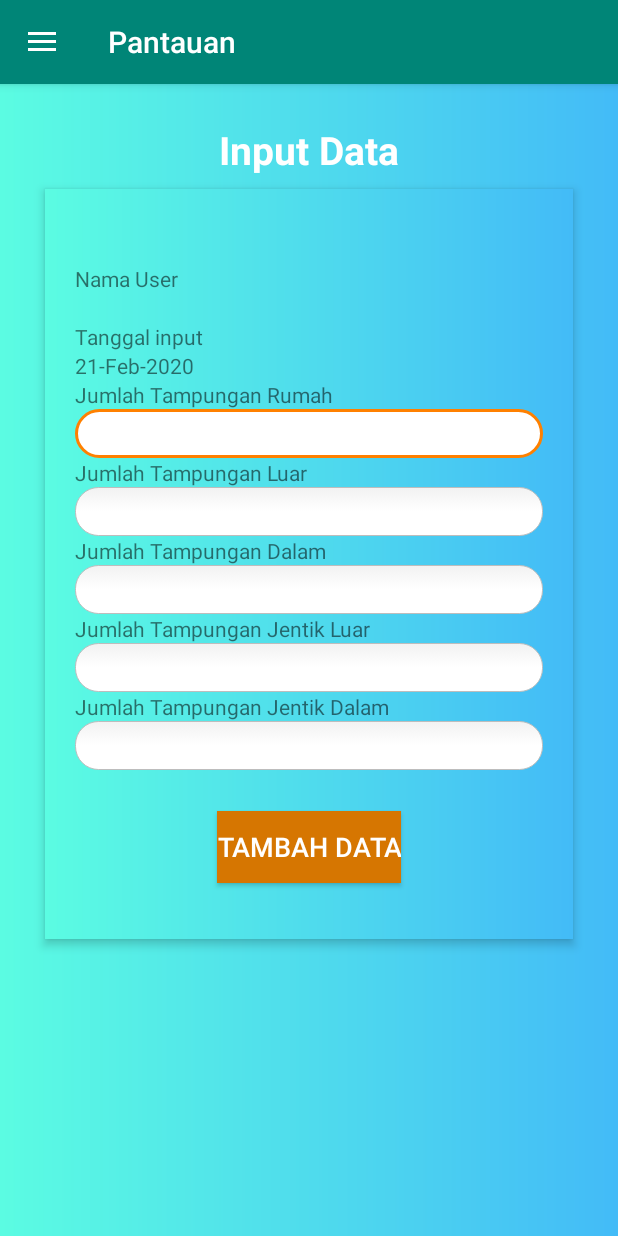
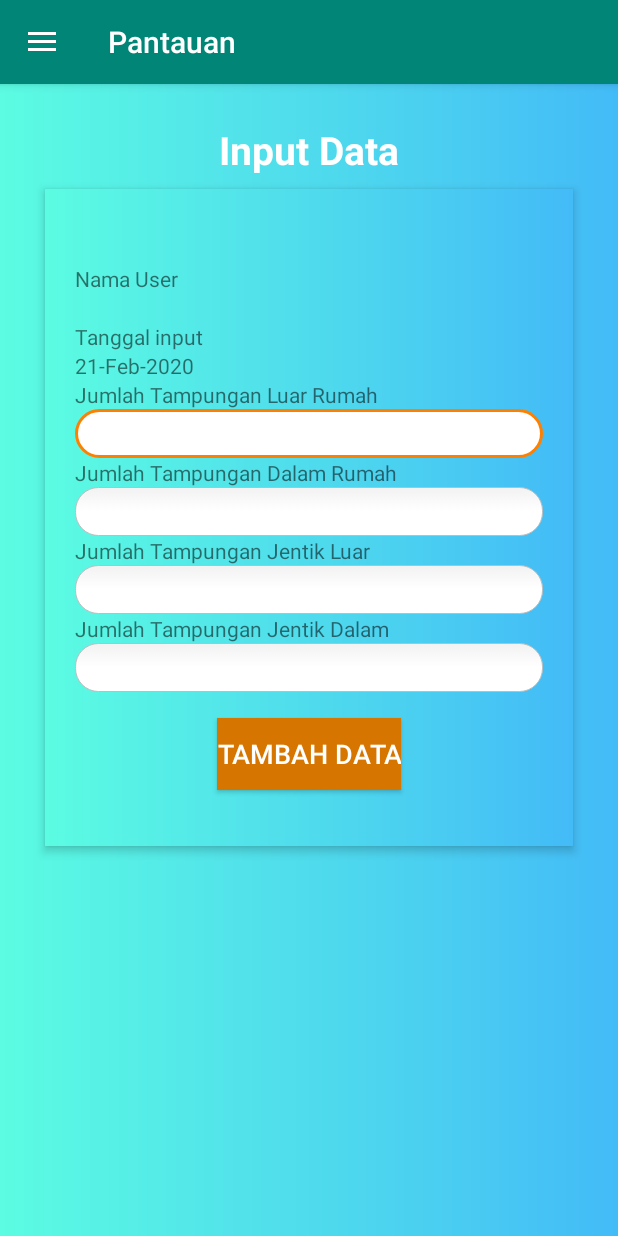
Before and after one commit to joshuaconstantinek/JentikRumah, an Android app: the screen it shows after launch once a user with an empty profile is signed in (MainActivity), in the side drawer, after a tap on "Pantauan", on a phone screen of 412 x 824 dp. Run offline under Robolectric (Android 15) with nearby library versions, the light colour scheme and no system bars; our stand-ins replace Firebase (no records; nobody signed in at launch, a user with empty details on screens opened directly), navigation-ui.

Commit message:
Update Revision
- Tampungan Rumah removed
- Add total Jentik
-  will add restriction per total jentik
- Expand the 1st item in home fragment
- try to add onbackpressed on fragment(1)

```diff
--- a/app/src/main/java/com/joshua/r0th/jentikrumah/LoginActivity.java
+++ b/app/src/main/java/com/joshua/r0th/jentikrumah/LoginActivity.java
@@ -122,5 +122,8 @@ public class LoginActivity extends AppCompatActivity {
         Intent intent = new Intent(getApplicationContext(), forgot_password.class);
         startActivity(intent);
     }
-
+    @Override
+    public void onBackPressed() {
+        moveTaskToBack(true);
+    }
 }
--- /dev/null
+++ b/app/src/main/java/com/joshua/r0th/jentikrumah/OnBackPressed.java
@@ -0,0 +1,5 @@
+package com.joshua.r0th.jentikrumah;
+
+public interface OnBackPressed {
+    public void doBack();
+}
--- a/app/src/main/java/com/joshua/r0th/jentikrumah/ui/home/HomeFragment.java
+++ b/app/src/main/java/com/joshua/r0th/jentikrumah/ui/home/HomeFragment.java
@@ -1,6 +1,7 @@
 package com.joshua.r0th.jentikrumah.ui.home;
 
 import android.os.Bundle;
+import android.view.KeyEvent;
 import android.view.LayoutInflater;
 import android.view.View;
 import android.view.ViewGroup;
@@ -14,6 +15,9 @@ import androidx.fragment.app.Fragment;
 import androidx.lifecycle.Observer;
 import androidx.lifecycle.ViewModelProviders;
 
+import com.joshua.r0th.jentikrumah.BaseBackPressedListener;
+import com.joshua.r0th.jentikrumah.MainActivity;
+import com.joshua.r0th.jentikrumah.OnBackPressed;
 import com.joshua.r0th.jentikrumah.R;
 
 import java.util.ArrayList;
@@ -35,6 +39,11 @@ public class HomeFragment extends Fragment {
         expandableListTitle = new ArrayList<String>(expandableListDetail.keySet());
         expandableListAdapter = new CustomExpandableListAdapter(getContext(), expandableListTitle, expandableListDetail);
         expandableListView.setAdapter(expandableListAdapter);
+        expandableListView.expandGroup(0);
+
         return root;
     }
+    public void onBackPressed() {}
+
+
 }
--- a/app/src/main/java/com/joshua/r0th/jentikrumah/ui/pantauan/PantauanFragment.java
+++ b/app/src/main/java/com/joshua/r0th/jentikrumah/ui/pantauan/PantauanFragment.java
@@ -30,7 +30,7 @@ import java.util.Calendar;
 import java.util.Date;
 
 public class    PantauanFragment extends Fragment  {
-EditText tmpnganrumah,tmpunganluar,tmpungandalam,jentikluar,jentikdalam;
+EditText tmpnganrumah,tmpunganluar,tmpungandalam,jentikluar,jentikdalam,total_satu_input,total_keseluruhan;
 TextView date,namauser,setnamauser;
 Button addData;
 FirebaseDatabase database;
@@ -42,11 +42,10 @@ String userId;
                              ViewGroup container, Bundle savedInstanceState) {
 
         View root = inflater.inflate(R.layout.fragment_pantauan, container, false);
-        tmpnganrumah = root.findViewById(R.id.Btampunganrumah);
-        tmpunganluar = root.findViewById(R.id.Ctampunaganluar);
-        tmpungandalam = root.findViewById(R.id.Dtampungandalam);
-        jentikluar = root.findViewById(R.id.Ejentikluar);
-        jentikdalam = root.findViewById(R.id.Fjentikdalam);
+        tmpunganluar = root.findViewById(R.id.Btampunaganluar);
+        tmpungandalam = root.findViewById(R.id.Ctampungandalam);
+        jentikluar = root.findViewById(R.id.Djentikluar);
+        jentikdalam = root.findViewById(R.id.Ejentikdalam);
         addData = root.findViewById(R.id.tambahdata);
         date = root.findViewById(R.id.Adate);
         namauser = root.findViewById(R.id.namauser);
@@ -65,10 +64,6 @@ String userId;
                 namauser.setText(documentSnapshot.getString("Username"));
             }
         });
-       //  = FirebaseDatabase.getInstance();
-       //  = database.getReference("message");
-
-       // myRef.setValue("Hello, World!");
         insertData();
         return root;
     }
@@ -82,25 +77,22 @@ String userId;
             public void onClick(View v) {
                  String nama = namauser.getText().toString();
                  String Date = date.getText().toString();
-                 String tmpRumah= tmpnganrumah.getText().toString();
                  String tmpLuar= tmpunganluar.getText().toString();
                  String tmpDalam= tmpungandalam.getText().toString();
                  String JentikLuar= jentikluar.getText().toString();
                  String JentikDalam= jentikdalam.getText().toString();
-
+                int jumlahjntkluar = Integer.parseInt(JentikLuar);
+                int jumlahjntkdlm = Integer.parseInt(JentikDalam);
+                 int total_satu_input2 = jumlahjntkluar + jumlahjntkdlm;
                  //TimeStap
                 long mDateTime = 9999999999999L -System.currentTimeMillis();
                 String mOrderTime = String.valueOf(mDateTime);
-                int contohaja = Integer.parseInt(tmpRumah);
-                if (contohaja > 99){
-                    Toast.makeText(getContext(),"data Lebih dari 99",Toast.LENGTH_SHORT).show();
-                }else {
-                    data_item data_item1 = new data_item(nama, Date, tmpRumah, tmpLuar, tmpDalam, JentikLuar, JentikDalam);
+
+                    data_item data_item1 = new data_item(nama, Date, tmpLuar, tmpDalam, JentikLuar, JentikDalam,total_satu_input2);
                     myRef.child(mOrderTime).setValue(data_item1).addOnSuccessListener(new OnSuccessListener<Void>() {
                         @Override
                         public void onSuccess(Void aVoid) {
                             Toast.makeText(getContext(), "Berhasil menambah Data Pantauan", Toast.LENGTH_SHORT).show();
-                            tmpnganrumah.setText("");
                             tmpunganluar.setText("");
                             tmpungandalam.setText("");
                             jentikluar.setText("");
@@ -112,7 +104,7 @@ String userId;
                             Toast.makeText(getContext(), "Gagal menambah Data Pantauan", Toast.LENGTH_SHORT).show();
                         }
                     });
-                }
+
             }
         });
     }
--- a/app/src/main/java/com/joshua/r0th/jentikrumah/ui/riwayat/viewHolder.java
+++ b/app/src/main/java/com/joshua/r0th/jentikrumah/ui/riwayat/viewHolder.java
@@ -2,7 +2,6 @@ package com.joshua.r0th.jentikrumah.ui.riwayat;
 
 import android.view.ContextMenu;
 import android.view.View;
-import android.widget.ImageView;
 import android.widget.TextView;
 
 import androidx.annotation.NonNull;
@@ -11,16 +10,16 @@ import androidx.recyclerview.widget.RecyclerView;
 import com.joshua.r0th.jentikrumah.R;
 
 public class viewHolder extends RecyclerView.ViewHolder implements View.OnCreateContextMenuListener{
-    public TextView rvtanggal,rvnama,rvtmpgrmh,rvtmgluar,rvtmpgdlm,jntkluar,jntkdlm;
+    public TextView rvtanggal,rvnama,rvtotal,rvtmgluar,rvtmpgdlm,jntkluar,jntkdlm;
     public viewHolder(@NonNull View itemView) {
         super(itemView);
         rvnama = itemView.findViewById(R.id.nama);
         rvtanggal = itemView.findViewById(R.id.tanggal);
-        rvtmpgrmh = itemView.findViewById(R.id.tmpunganrumah);
         rvtmgluar = itemView.findViewById(R.id.tmpunganluarrumah);
         rvtmpgdlm = itemView.findViewById(R.id.tmpungandalamrumah);
         jntkluar = itemView.findViewById(R.id.jentikluar);
         jntkdlm = itemView.findViewById(R.id.jentikdalam);
+        rvtotal = itemView.findViewById(R.id.totaljentik_tampil);
         itemView.setOnCreateContextMenuListener(this);
 
     }
--- a/app/src/main/res/layout/fragment_home.xml
+++ b/app/src/main/res/layout/fragment_home.xml
@@ -4,7 +4,8 @@
     android:paddingLeft="@dimen/activity_horizontal_margin"
     android:paddingRight="@dimen/activity_horizontal_margin"
     android:paddingTop="@dimen/activity_vertical_margin"
-    android:paddingBottom="@dimen/activity_vertical_margin">
+    android:paddingBottom="@dimen/activity_vertical_margin"
+    android:background="@drawable/gradient">
 
 
     <ExpandableListView
--- a/app/src/main/res/layout/fragment_pantauan.xml
+++ b/app/src/main/res/layout/fragment_pantauan.xml
@@ -53,34 +53,27 @@
                 android:id="@+id/Adate"/>
 
 
+
+
             <TextView
 
                 android:layout_width="match_parent"
                 android:layout_height="wrap_content"
-                android:text="Jumlah Tampungan Rumah" />
+                android:text="Jumlah Tampungan Luar Rumah" />
             <EditText
-                android:id="@+id/Btampunganrumah"
+                android:id="@+id/Btampunaganluar"
                 android:layout_width="match_parent"
                 android:layout_height="wrap_content"
                 android:background="@drawable/roundtext" />
+
             <TextView
 
                 android:layout_width="match_parent"
                 android:layout_height="wrap_content"
-                android:text="Jumlah Tampungan Luar" />
-            <EditText
-                android:id="@+id/Ctampunaganluar"
-                android:layout_width="match_parent"
-                android:layout_height="wrap_content"
-                android:background="@drawable/roundtext" />
-            <TextView
-
-                android:layout_width="match_parent"
-                android:layout_height="wrap_content"
-                android:text="Jumlah Tampungan Dalam" />
+                android:text="Jumlah Tampungan Dalam Rumah" />
 
             <EditText
-                android:id="@+id/Dtampungandalam"
+                android:id="@+id/Ctampungandalam"
                 android:layout_width="match_parent"
                 android:layout_height="wrap_content"
                 android:background="@drawable/roundtext"
@@ -92,7 +85,7 @@
                 android:text="Jumlah Tampungan Jentik Luar" />
 
             <EditText
-                android:id="@+id/Ejentikluar"
+                android:id="@+id/Djentikluar"
                 android:layout_width="match_parent"
                 android:layout_height="wrap_content"
                 android:background="@drawable/roundtext" />
@@ -103,11 +96,14 @@
                 android:text="Jumlah Tampungan Jentik Dalam" />
 
             <EditText
-                android:id="@+id/Fjentikdalam"
+                android:id="@+id/Ejentikdalam"
                 android:layout_width="match_parent"
                 android:layout_height="wrap_content"
                 android:background="@drawable/roundtext"
-                android:layout_marginBottom="10dp"/>
+                />
+
+
+
             <LinearLayout
                 android:layout_width="wrap_content"
                 android:orientation="horizontal"
--- a/app/src/main/res/layout/fragment_profile.xml
+++ b/app/src/main/res/layout/fragment_profile.xml
@@ -2,7 +2,8 @@
 <RelativeLayout xmlns:android="http://schemas.android.com/apk/res/android"
     android:layout_width="match_parent"
     android:layout_height="match_parent"
-    xmlns:app="http://schemas.android.com/apk/res-auto">
+    xmlns:app="http://schemas.android.com/apk/res-auto"
+    android:background="@drawable/gradient">
     <FrameLayout
         android:layout_width="match_parent"
         android:layout_height="wrap_content"
--- a/app/src/main/res/layout/list_group_exp.xml
+++ b/app/src/main/res/layout/list_group_exp.xml
@@ -1,7 +1,9 @@
 <LinearLayout xmlns:android="http://schemas.android.com/apk/res/android"
     android:orientation="vertical" android:layout_width="match_parent"
-    android:layout_height="match_parent">
+    android:layout_height="match_parent"
+    android:background="@drawable/gradient">
     <TextView
+        android:textSize="20dp"
         android:id="@+id/listTitle2"
         android:layout_width="fill_parent"
         android:layout_height="wrap_content"
--- a/app/src/main/res/layout/list_item_exp.xml
+++ b/app/src/main/res/layout/list_item_exp.xml
@@ -1,6 +1,7 @@
 <LinearLayout xmlns:android="http://schemas.android.com/apk/res/android"
     android:orientation="vertical" android:layout_width="match_parent"
-    android:layout_height="wrap_content">
+    android:layout_height="wrap_content"
+    android:background="@drawable/gradient">
     <ImageView
         android:id="@+id/expandedListItem2"
         android:layout_width="fill_parent"
```
Also changed, not shown: app/src/main/java/com/joshua/r0th/jentikrumah/BaseBackPressedListener.java (added, +17 -0 lines), app/src/main/java/com/joshua/r0th/jentikrumah/MainActivity.java (+11 -1 lines), app/src/main/java/com/joshua/r0th/jentikrumah/ui/pantauan/data_item.java (+32 -52 lines), app/src/main/java/com/joshua/r0th/jentikrumah/ui/riwayat/RiwayatFragment.java (+15 -14 lines), app/src/main/java/com/joshua/r0th/jentikrumah/ui/riwayat/RiwayatFragmentAdmin.java (+15 -13 lines), app/src/main/java/com/joshua/r0th/jentikrumah/ui/riwayat/itemAdapter.java (+7 -15 lines), app/src/main/res/layout/custom_layout.xml (+10 -9 lines), app/src/main/res/layout/display_data.xml (+35 -38 lines), 12 other files.
